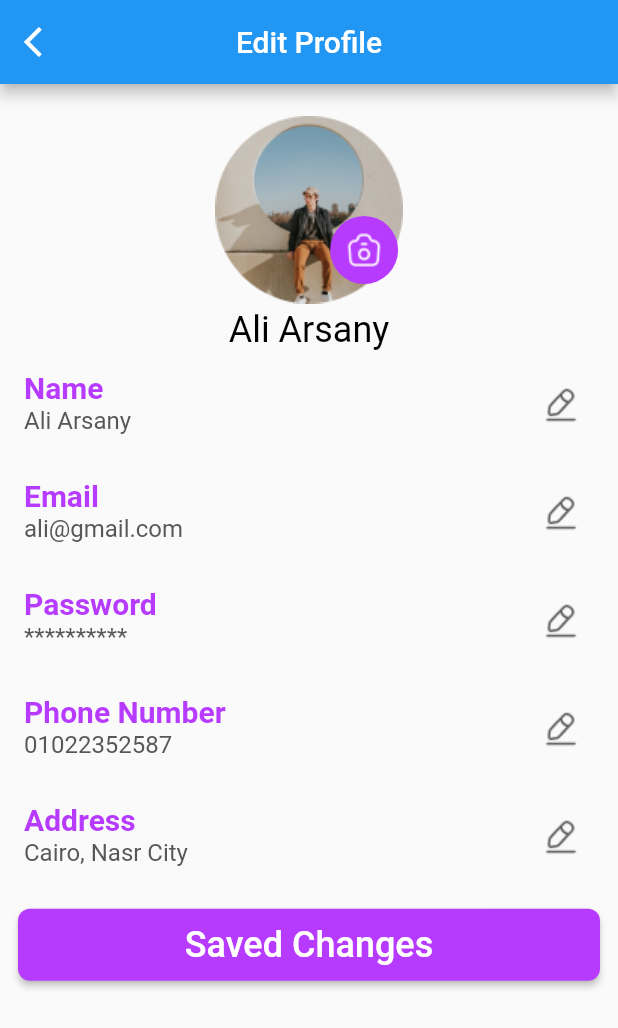
After one commit to shehabhy1/barter_project_2023, a Flutter app: the EditProfileView screen opened by its route, on a phone screen of 412 x 824 dp. The commit adds this screen. Shown: the top 1028 px of the screen. Run offline on Flutter 3.47's test engine with Material 2 defaults, Android fonts, the phone set to English and light mode, and no system bars; our stand-ins replace flutter_bloc, flutter_rating_bar, flutter_svg, font_awesome_flutter, go_router, shared_preferences and 2 more; accounts and stored records are empty.

Commit message:
edit profile

```diff
--- a/lib/constants.dart
+++ b/lib/constants.dart
@@ -6,3 +6,4 @@ class Constant {
 }
 
 Color kPrimaryColor = const Color(0xFFB73BFF);
+const kGreyColor = Color(0xff575757);
--- a/lib/core/utils/app_router.dart
+++ b/lib/core/utils/app_router.dart
@@ -1,6 +1,7 @@
 import 'package:barter_project_2023/constants.dart';
 import 'package:barter_project_2023/core/utils/cache_helper.dart';
 import 'package:barter_project_2023/features/deals_view/presentation/view/deal_view.dart';
+import 'package:barter_project_2023/features/edit_profile/edit_profile_view.dart';
 import 'package:barter_project_2023/features/home/presentation/view/product_details.dart';
 import 'package:barter_project_2023/features/home/presentation/view/view_all_screen.dart';
 import 'package:barter_project_2023/features/home/presentation/view/home_view.dart';
@@ -31,7 +32,7 @@ class AppRouter {
   static const pHomeAllView = '/homeAllScreen';
   static const kProductDetails = '/ProductDetails';
   static const pProductDetails = '/ProductDetails';
-
+  static const editProfile = '/editProfile';
 
   static final routeScreens = GoRouter(
     routes: [
@@ -70,6 +71,11 @@ class AppRouter {
         path: pProductDetails,
         builder: (context, state) => const ProductDetails(),
       ),
+      GoRoute(
+        name: editProfile,
+        path: editProfile,
+        builder: (context, state) => const EditProfileView(),
+      ),
       // GoRoute(
       //   name: kLayoutView,
       //   path: pLayoutView,
--- a/lib/core/utils/assets.dart
+++ b/lib/core/utils/assets.dart
@@ -9,4 +9,8 @@ class AssetData {
   static String profilIcon = 'assets/images/profilecircle.svg';
   static const String notiPhoto = 'assets/images/notiPhoto.jpg';
   static const String emptyImage = 'assets/images/empty.png';
+  static const String camera = 'assets/images/camera.png';
+  static const String editIcon = 'assets/images/editIcon.png';
+  static const String testImageEditProfile =
+      'assets/images/image_edit_profile.png';
 }
--- /dev/null
+++ b/lib/features/edit_profile/edit_profile_view.dart
@@ -0,0 +1,25 @@
+// ignore_for_file: public_member_api_docs, sort_constructors_first
+import 'package:flutter/material.dart';
+
+import 'widgets/edit_profile_body.dart';
+
+class EditProfileView extends StatelessWidget {
+  const EditProfileView({super.key});
+
+  @override
+  Widget build(BuildContext context) {
+    return Scaffold(
+      appBar: AppBar(
+        title: const Text('Edit Profile'),
+        centerTitle: true,
+        leading: IconButton(
+          onPressed: () {
+            Navigator.pop(context);
+          },
+          icon: const Icon(Icons.arrow_back_ios),
+        ),
+      ),
+      body: const EditProfileBody(),
+    );
+  }
+}
--- /dev/null
+++ b/lib/features/edit_profile/widgets/cusomt_list_tile_profile.dart
@@ -0,0 +1,41 @@
+import 'package:flutter/material.dart';
+
+import '../../../constants.dart';
+import '../../../core/utils/assets.dart';
+
+class CustomListTileProfile extends StatelessWidget {
+  final String title;
+  final String subTitle;
+  final Widget? trailing;
+  const CustomListTileProfile({
+    Key? key,
+    required this.title,
+    required this.subTitle,
+    this.trailing,
+  }) : super(key: key);
+
+  @override
+  Widget build(BuildContext context) {
+    return ListTile(
+      title: Text(
+        title,
+        style: TextStyle(
+          fontSize: 20,
+          fontWeight: FontWeight.bold,
+          color: kPrimaryColor,
+        ),
+      ),
+      subtitle: Text(
+        subTitle,
+        style: const TextStyle(
+          fontSize: 16,
+          color: kGreyColor,
+        ),
+      ),
+      trailing: Image.asset(
+        AssetData.editIcon,
+        color: kGreyColor,
+      ),
+    );
+  }
+}
--- /dev/null
+++ b/lib/features/edit_profile/widgets/custom_button_edit_profile.dart
@@ -0,0 +1,34 @@
+import 'package:flutter/material.dart';
+
+import '../../../constants.dart';
+
+class CustomButtonEditProfile extends StatelessWidget {
+  const CustomButtonEditProfile({
+    super.key,
+  });
+
+  @override
+  Widget build(BuildContext context) {
+    return Padding(
+      padding: const EdgeInsets.symmetric(vertical: 12.0, horizontal: 12),
+      child: ElevatedButton(
+        onPressed: () {},
+        style: ElevatedButton.styleFrom(
+          backgroundColor: kPrimaryColor,
+          padding: const EdgeInsets.all(10),
+          shape: RoundedRectangleBorder(
+            borderRadius: BorderRadius.circular(8),
+          ),
+        ),
+        child: const Text(
+          'Saved Changes',
+          style: TextStyle(
+            color: Colors.white,
+            fontSize: 24,
+            fontWeight: FontWeight.w500,
+          ),
+        ),
+      ),
+    );
+  }
+}
--- /dev/null
+++ b/lib/features/edit_profile/widgets/edit_profile_body.dart
@@ -0,0 +1,53 @@
+import 'package:flutter/material.dart';
+
+import '../../../constants.dart';
+import 'cusomt_list_tile_profile.dart';
+import 'custom_button_edit_profile.dart';
+import 'image_profile_with_image.dart';
+
+class EditProfileBody extends StatelessWidget {
+  const EditProfileBody({
+    super.key,
+  });
+
+  @override
+  Widget build(BuildContext context) {
+    return Padding(
+      padding: const EdgeInsets.only(top: 18.0),
+      child: ListView(
+        children: const [
+          ImageProfileWithIcon(),
+          Text(
+            'Ali Arsany',
+            textAlign: TextAlign.center,
+            style: TextStyle(
+              fontSize: 24,
+              color: Colors.black,
+            ),
+          ),
+          CustomListTileProfile(
+            title: 'Name',
+            subTitle: 'Ali Arsany',
+          ),
+          CustomListTileProfile(
+            title: 'Email',
+            subTitle: 'ali@gmail.com',
+          ),
+          CustomListTileProfile(
+            title: 'Password',
+            subTitle: '**********',
+          ),
+          CustomListTileProfile(
+            title: 'Phone Number',
+            subTitle: '01022352587',
+          ),
+          CustomListTileProfile(
+            title: 'Address',
+            subTitle: 'Cairo, Nasr City',
+          ),
+          CustomButtonEditProfile(),
+        ],
+      ),
+    );
+  }
+}
--- /dev/null
+++ b/lib/features/edit_profile/widgets/image_profile_with_image.dart
@@ -0,0 +1,44 @@
+import 'package:flutter/material.dart';
+
+import '../../../constants.dart';
+import '../../../core/utils/assets.dart';
+
+class ImageProfileWithIcon extends StatelessWidget {
+  const ImageProfileWithIcon({super.key});
+
+  @override
+  Widget build(BuildContext context) {
+    return Center(
+      child: Stack(
+        clipBehavior: Clip.none,
+        children: [
+          Image.asset(
+            AssetData.testImageEditProfile,
+            height: MediaQuery.of(context).size.height * .16,
+            width: MediaQuery.of(context).size.height * .16,
+          ),
+          Positioned(
+            top: 70,
+            left: 80,
+            child: Container(
+              alignment: Alignment.center,
+              height: MediaQuery.of(context).size.height * .055,
+              width: MediaQuery.of(context).size.height * .055,
+              decoration: BoxDecoration(
+                shape: BoxShape.circle,
+                color: kPrimaryColor,
+              ),
+              child: IconButton(
+                onPressed: () {},
+                icon: Image.asset(
+                  AssetData.camera,
+                  color: Colors.white,
+                ),
+              ),
+            ),
+          ),
+        ],
+      ),
+    );
+  }
+}
```
Also changed, not shown: assets/images/camera.png (added), assets/images/editIcon.png (added), assets/images/image_edit_profile.png (added), pubspec.lock.
